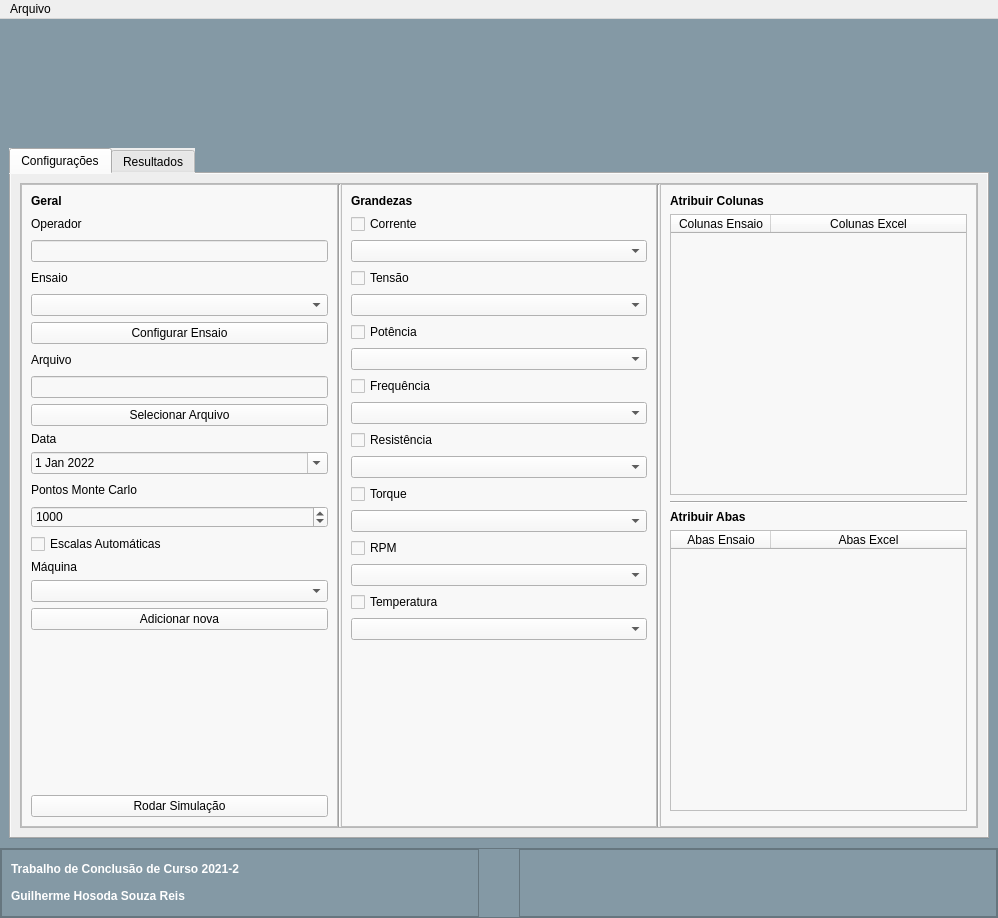
First picture: the form in interface_nova.ui, repository GHosoda/TCC, before the edit.
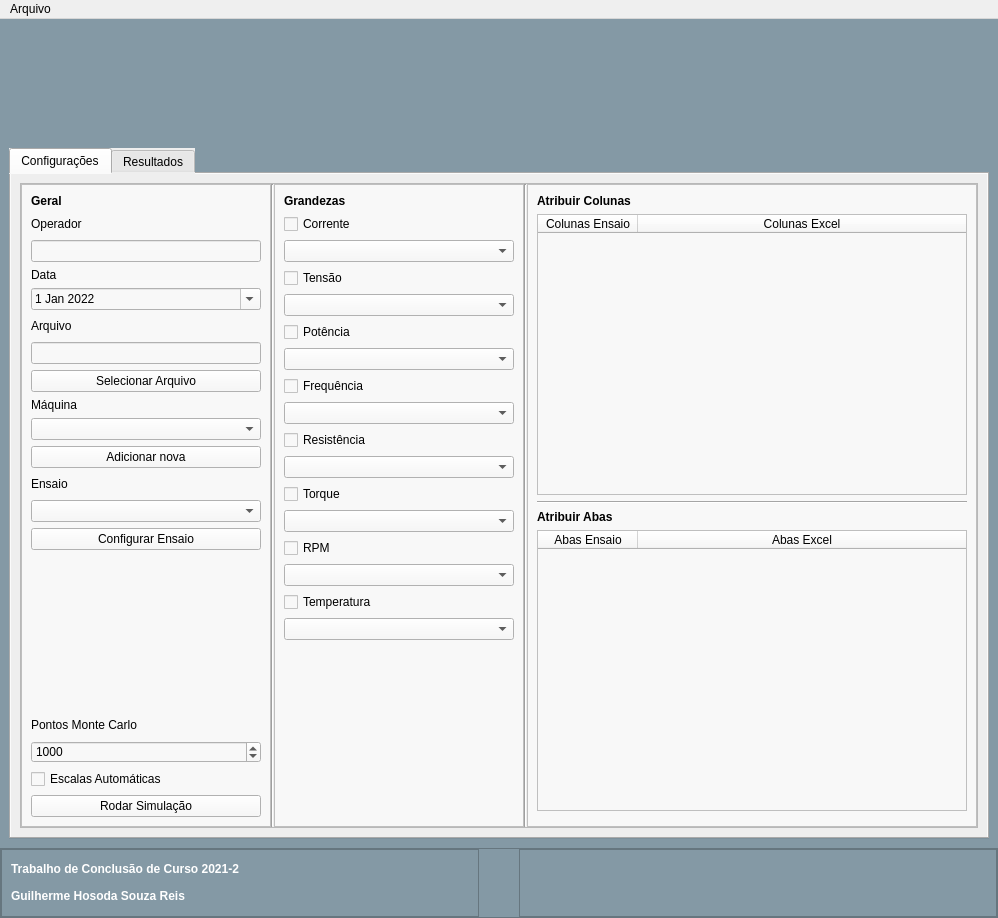
Second picture: the form after the edit. Icons and pictures are not drawn.

Commit message: Alteracao na estrutura da interfaca (posicao)

```diff
--- a/interface_nova.ui
+++ b/interface_nova.ui
@@ -227,14 +227,14 @@
               <item>
                <widget class="QFrame" name="config_gerais">
                 <property name="sizePolicy">
-                 <sizepolicy hsizetype="Expanding" vsizetype="Ignored">
+                 <sizepolicy hsizetype="Fixed" vsizetype="Ignored">
                   <horstretch>0</horstretch>
                   <verstretch>0</verstretch>
                  </sizepolicy>
                 </property>
                 <property name="minimumSize">
                  <size>
-                  <width>200</width>
+                  <width>250</width>
                   <height>0</height>
                  </size>
                 </property>
@@ -286,64 +286,6 @@
                  <item>
                   <widget class="QLineEdit" name="i_operador"/>
                  </item>
-                 <item>
-                  <widget class="QLabel" name="l_ensaio">
-                   <property name="sizePolicy">
-                    <sizepolicy hsizetype="Preferred" vsizetype="MinimumExpanding">
-                     <horstretch>0</horstretch>
-                     <verstretch>0</verstretch>
-                    </sizepolicy>
-                   </property>
-                   <property name="maximumSize">
-                    <size>
-                     <width>16777215</width>
-                     <height>20</height>
-                    </size>
-                   </property>
-                   <property name="text">
-                    <string>Ensaio</string>
-                   </property>
-                  </widget>
-                 </item>
-                 <item>
-                  <widget class="QComboBox" name="c_ensaio"/>
-                 </item>
-                 <item>
-                  <widget class="QPushButton" name="b_ensaio">
-                   <property name="text">
-                    <string>Configurar Ensaio</string>
-                   </property>
-                  </widget>
-                 </item>
-                 <item>
-                  <widget class="QLabel" name="l_arquivo">
-                   <property name="sizePolicy">
-                    <sizepolicy hsizetype="Preferred" vsizetype="MinimumExpanding">
-                     <horstretch>0</horstretch>
-                     <verstretch>0</verstretch>
-                    </sizepolicy>
-                   </property>
-                   <property name="maximumSize">
-                    <size>
-                     <width>16777215</width>
-                     <height>20</height>
-                    </size>
-                   </property>
-                   <property name="text">
-                    <string>Arquivo</string>
-                   </property>
-                  </widget>
-                 </item>
-                 <item>
-                  <widget class="QLineEdit" name="i_arquivo"/>
-                 </item>
-                 <item>
-                  <widget class="QPushButton" name="b_arquivo">
-                   <property name="text">
-                    <string>Selecionar Arquivo</string>
-                   </property>
-                  </widget>
-                 </item>
                  <item>
                   <widget class="QLabel" name="label">
                    <property name="text">
@@ -381,6 +323,100 @@
                    </property>
                   </widget>
                  </item>
+                 <item>
+                  <widget class="QLabel" name="l_arquivo">
+                   <property name="sizePolicy">
+                    <sizepolicy hsizetype="Preferred" vsizetype="MinimumExpanding">
+                     <horstretch>0</horstretch>
+                     <verstretch>0</verstretch>
+                    </sizepolicy>
+                   </property>
+                   <property name="maximumSize">
+                    <size>
+                     <width>16777215</width>
+                     <height>20</height>
+                    </size>
+                   </property>
+                   <property name="text">
+                    <string>Arquivo</string>
+                   </property>
+                  </widget>
+                 </item>
+                 <item>
+                  <widget class="QLineEdit" name="i_arquivo"/>
+                 </item>
+                 <item>
+                  <widget class="QPushButton" name="b_arquivo">
+                   <property name="text">
+                    <string>Selecionar Arquivo</string>
+                   </property>
+                  </widget>
+                 </item>
+                 <item>
+                  <widget class="QLabel" name="l_maquinas">
+                   <property name="maximumSize">
+                    <size>
+                     <width>16777215</width>
+                     <height>20</height>
+                    </size>
+                   </property>
+                   <property name="text">
+                    <string>Máquina</string>
+                   </property>
+                  </widget>
+                 </item>
+                 <item>
+                  <widget class="QComboBox" name="c_maquina"/>
+                 </item>
+                 <item>
+                  <widget class="QPushButton" name="b_maquina">
+                   <property name="text">
+                    <string>Adicionar nova</string>
+                   </property>
+                  </widget>
+                 </item>
+                 <item>
+                  <widget class="QLabel" name="l_ensaio">
+                   <property name="sizePolicy">
+                    <sizepolicy hsizetype="Preferred" vsizetype="MinimumExpanding">
+                     <horstretch>0</horstretch>
+                     <verstretch>0</verstretch>
+                    </sizepolicy>
+                   </property>
+                   <property name="maximumSize">
+                    <size>
+                     <width>16777215</width>
+                     <height>20</height>
+                    </size>
+                   </property>
+                   <property name="text">
+                    <string>Ensaio</string>
+                   </property>
+                  </widget>
+                 </item>
+                 <item>
+                  <widget class="QComboBox" name="c_ensaio"/>
+                 </item>
+                 <item>
+                  <widget class="QPushButton" name="b_ensaio">
+                   <property name="text">
+                    <string>Configurar Ensaio</string>
+                   </property>
+                  </widget>
+                 </item>
+                 <item>
+                  <spacer name="verticalSpacer">
+                   <property name="orientation">
+                    <enum>Qt::Vertical</enum>
+                   </property>
+                   <property name="sizeHint" stdset="0">
+                    <size>
+                     <width>20</width>
+                     <height>40</height>
+                    </size>
+                   </property>
+                  </spacer>
+                 </item>
                  <item>
                   <widget class="QLabel" name="l_pontos">
                    <property name="sizePolicy">
@@ -420,42 +456,6 @@
                    </property>
                   </widget>
                  </item>
-                 <item>
-                  <widget class="QLabel" name="l_maquinas">
-                   <property name="maximumSize">
-                    <size>
-                     <width>16777215</width>
-                     <height>20</height>
-                    </size>
-                   </property>
-                   <property name="text">
-                    <string>Máquina</string>
-                   </property>
-                  </widget>
-                 </item>
-                 <item>
-                  <widget class="QComboBox" name="c_maquina"/>
-                 </item>
-                 <item>
-                  <widget class="QPushButton" name="b_maquina">
-                   <property name="text">
-                    <string>Adicionar nova</string>
-                   </property>
-                  </widget>
-                 </item>
-                 <item>
-                  <spacer name="verticalSpacer">
-                   <property name="orientation">
-                    <enum>Qt::Vertical</enum>
-                   </property>
-                   <property name="sizeHint" stdset="0">
-                    <size>
-                     <width>20</width>
-                     <height>40</height>
-                    </size>
-                   </property>
-                  </spacer>
-                 </item>
                  <item>
                   <widget class="QPushButton" name="b_start">
                    <property name="text">
@@ -476,14 +476,14 @@
               <item>
                <widget class="QFrame" name="config_equip">
                 <property name="sizePolicy">
-                 <sizepolicy hsizetype="Expanding" vsizetype="Preferred">
+                 <sizepolicy hsizetype="Fixed" vsizetype="Preferred">
                   <horstretch>0</horstretch>
                   <verstretch>0</verstretch>
                  </sizepolicy>
                 </property>
                 <property name="minimumSize">
                  <size>
-                  <width>200</width>
+                  <width>250</width>
                   <height>0</height>
                  </size>
                 </property>
@@ -665,7 +665,7 @@
                      <rect>
                       <x>0</x>
                       <y>0</y>
-                      <width>314</width>
+                      <width>446</width>
                       <height>641</height>
                      </rect>
                     </property>
```
Left out of the diff: 10 changed lines with no effect on the pictures. The commit also changes 1 other file.
